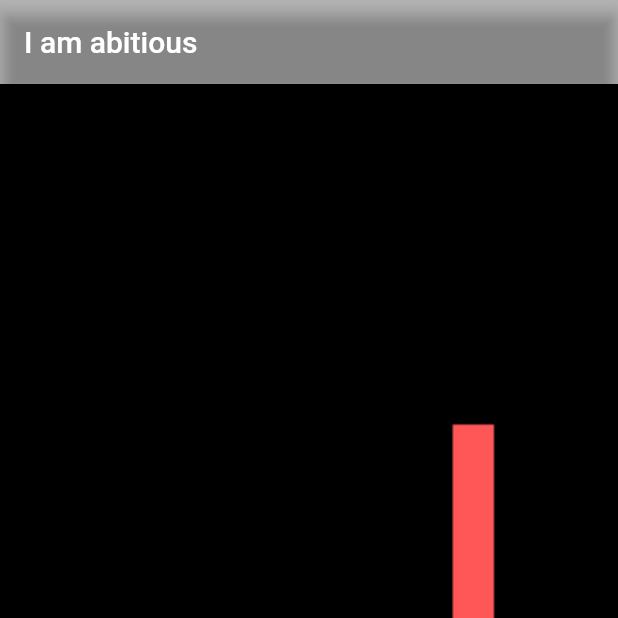
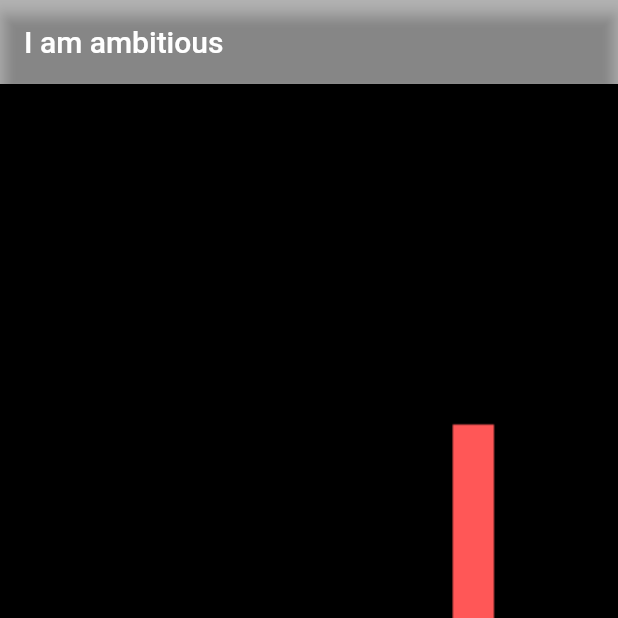
Before and after one commit to NordAlex/AppBrew-Developer-Bootcamp, a Flutter app: the screen it shows after launch, on a phone screen of 412 x 824 dp, the top half of it. Run offline on Flutter 3.47's test engine with Material 2 defaults, Android fonts, the phone set to English and light mode, and no system bars.

Commit message:
fix typo

```diff
--- a/App1_AmbitiousApp/lib/main.dart
+++ b/App1_AmbitiousApp/lib/main.dart
@@ -20,7 +20,7 @@ class MyApp extends StatelessWidget {
         // is not restarted.
         primarySwatch: Colors.blue,
       ),
-      home: MyHomePage(title: 'I am abitious'),
+      home: MyHomePage(title: 'I am ambitious'),
     );
   }
 }
```
